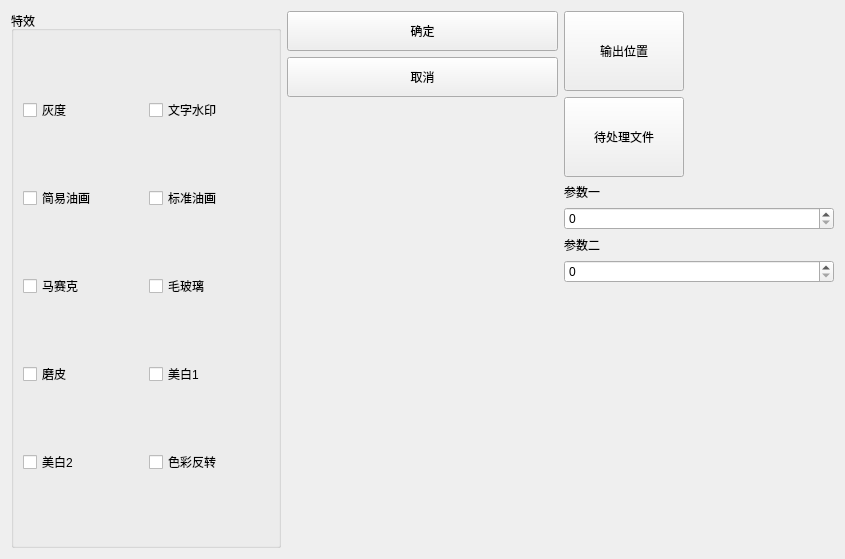
Above: MultiMediaTool/src/gui/ui/picture.ui from xiehaode/MultimediaTools before the change. Below: the same form after it.
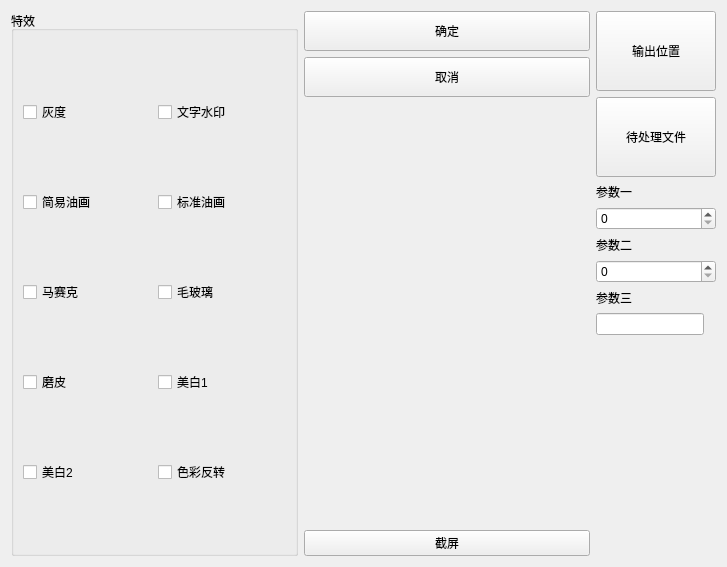
That is the form after the change. Icons and pictures are not drawn.

Patch:
```diff
--- a/MultiMediaTool/src/gui/ui/picture.ui
+++ b/MultiMediaTool/src/gui/ui/picture.ui
@@ -6,8 +6,8 @@
    <rect>
     <x>0</x>
     <y>0</y>
-    <width>845</width>
-    <height>559</height>
+    <width>727</width>
+    <height>567</height>
    </rect>
   </property>
   <property name="windowTitle">
@@ -158,6 +158,13 @@
        </property>
       </spacer>
      </item>
+     <item>
+      <widget class="QPushButton" name="pushButton">
+       <property name="text">
+        <string>截屏</string>
+       </property>
+      </widget>
+     </item>
     </layout>
    </item>
    <item>
@@ -222,6 +229,23 @@
      <item>
       <widget class="QSpinBox" name="spinBox_2"/>
      </item>
+     <item>
+      <widget class="QLabel" name="label_3">
+       <property name="text">
+        <string>参数三</string>
+       </property>
+      </widget>
+     </item>
+     <item>
+      <widget class="QLineEdit" name="lineEdit">
+       <property name="sizePolicy">
+        <sizepolicy hsizetype="Fixed" vsizetype="Fixed">
+         <horstretch>0</horstretch>
+         <verstretch>0</verstretch>
+        </sizepolicy>
+       </property>
+      </widget>
+     </item>
      <item>
       <spacer name="verticalSpacer_3">
        <property name="orientation">
```
